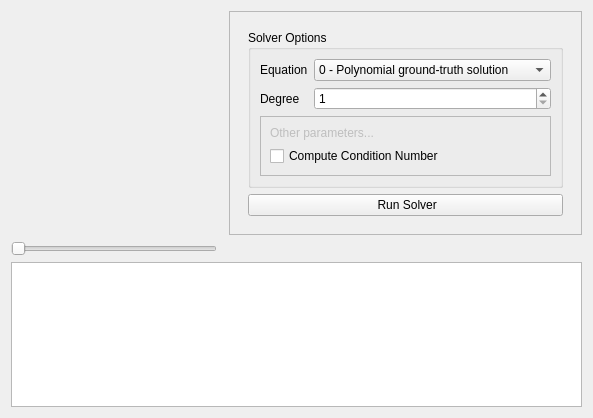
The window that src/solverwidget.ui (DanielaCabiddu/PEMesh.2) describes before a commit, drawn with Qt 5.
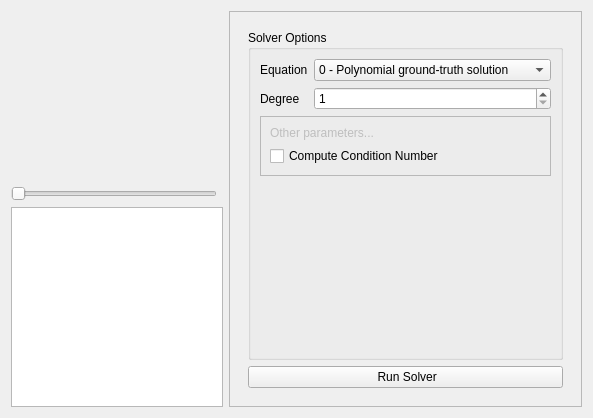
The same window after the commit. Icons and pictures are not drawn. Custom widgets are drawn as their Qt base class.

Commit message: minor fixes - window/dialog titles and layout

Patch:
```diff
--- a/src/solverwidget.ui
+++ b/src/solverwidget.ui
@@ -23,7 +23,30 @@
    <item row="0" column="0">
     <widget class="cinolib::GLcanvasOld" name="canvas" native="true"/>
    </item>
-   <item row="0" column="2">
+   <item row="1" column="0">
+    <widget class="QSlider" name="t_slider">
+     <property name="orientation">
+      <enum>Qt::Orientation::Horizontal</enum>
+     </property>
+    </widget>
+   </item>
+   <item row="2" column="0" colspan="2">
+    <widget class="QTextEdit" name="log_text">
+     <property name="enabled">
+      <bool>true</bool>
+     </property>
+     <property name="maximumSize">
+      <size>
+       <width>16777215</width>
+       <height>200</height>
+      </size>
+     </property>
+     <property name="readOnly">
+      <bool>true</bool>
+     </property>
+    </widget>
+   </item>
+   <item row="0" column="2" rowspan="3">
     <widget class="QFrame" name="frame_2">
      <property name="minimumSize">
       <size>
@@ -145,29 +168,6 @@
      </layout>
     </widget>
    </item>
-   <item row="1" column="0">
-    <widget class="QSlider" name="t_slider">
-     <property name="orientation">
-      <enum>Qt::Orientation::Horizontal</enum>
-     </property>
-    </widget>
-   </item>
-   <item row="2" column="0" colspan="3">
-    <widget class="QTextEdit" name="log_text">
-     <property name="enabled">
-      <bool>true</bool>
-     </property>
-     <property name="maximumSize">
-      <size>
-       <width>16777215</width>
-       <height>200</height>
-      </size>
-     </property>
-     <property name="readOnly">
-      <bool>true</bool>
-     </property>
-    </widget>
-   </item>
   </layout>
  </widget>
  <customwidgets>
```
The commit also changes 2 other files.
